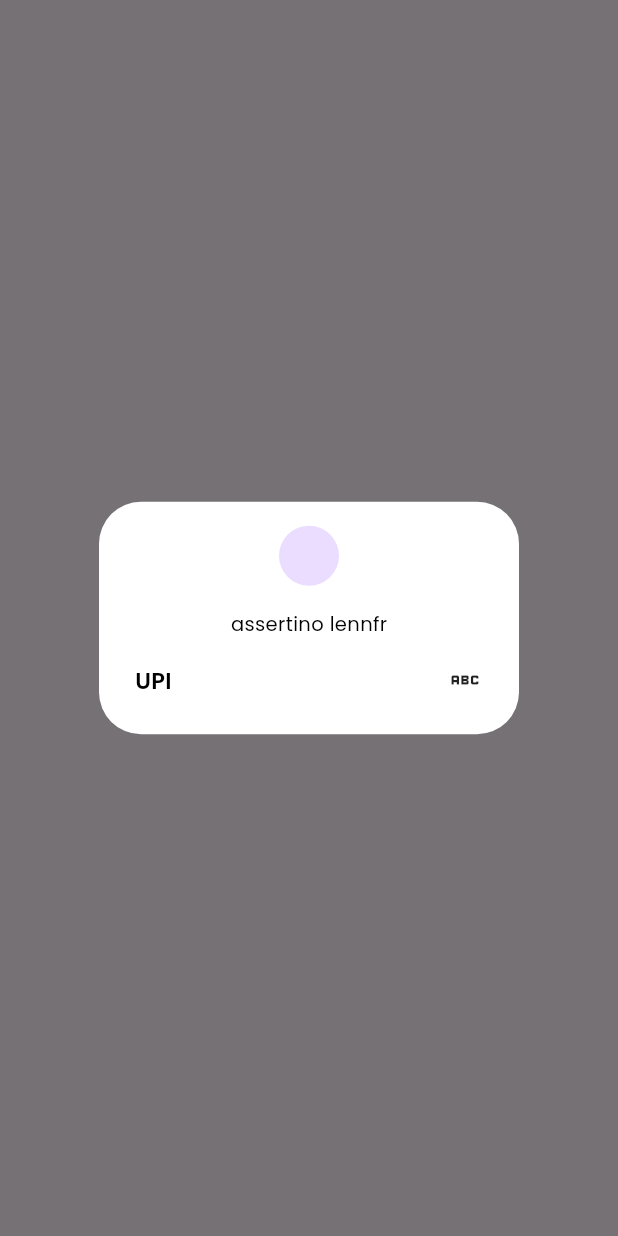
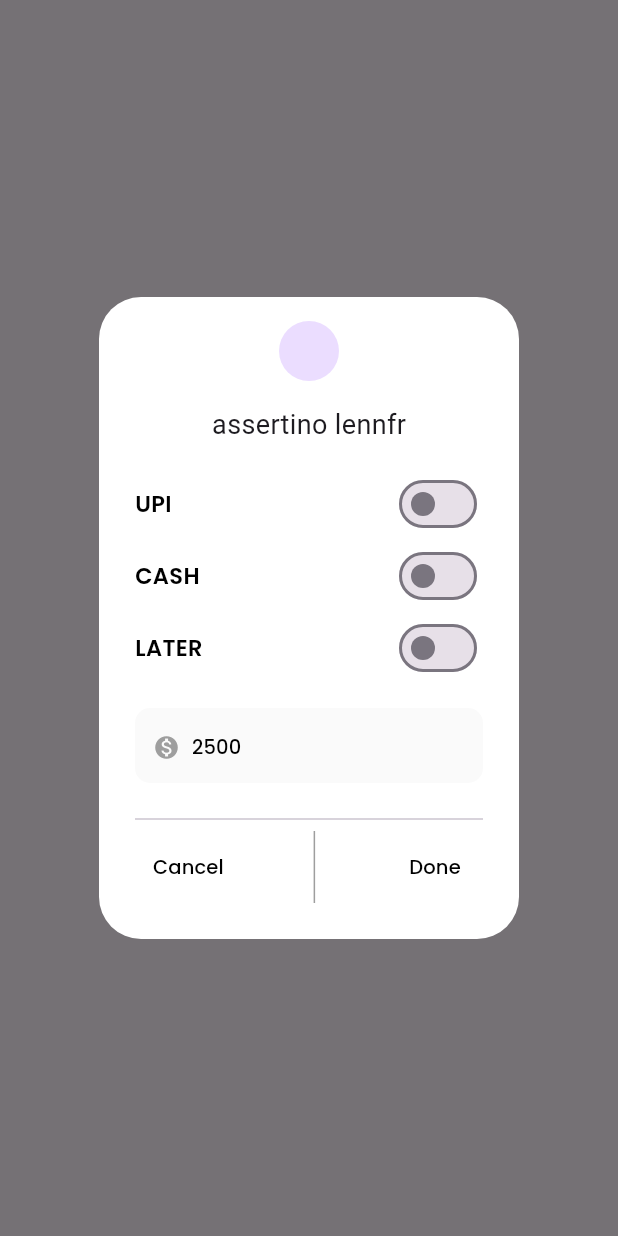
Before and after one commit to muhammadfazilkp/Mc_App, a Flutter app: what show() shows on an empty page, opened directly, on a phone screen of 412 x 824 dp. Run offline on Flutter 3.47's test engine with Material 3 defaults, Android fonts, the phone set to English and light mode, and no system bars; our stand-ins replace google_fonts, hive, hive_flutter; accounts and stored records are empty; network calls fail.

Commit message:
added the swich button

```diff
--- a/lib/home/view/home_screen/widget/pyment_diolog.dart
+++ b/lib/home/view/home_screen/widget/pyment_diolog.dart
@@ -1,9 +1,9 @@
-
 import 'package:flutter/material.dart';
 import 'package:mc_applicaton/home/core/core.dart';
+import 'package:mc_applicaton/home/viewmodel/visitors_provider/get_visitorsdata.dart';
+import 'package:provider/provider.dart';
 
-
-class  PaymentDialogBox {
+class PaymentDialogBox {
   static void show(BuildContext context) {
     final formKey = GlobalKey<FormState>();
     showDialog(
@@ -14,34 +14,106 @@ class  PaymentDialogBox {
           content: SingleChildScrollView(
             child: Form(
               key: formKey,
-                child: Column(children: [
+              child: Column(
+                children: [
                   const Align(
                     alignment: Alignment.center,
-                      child: CircleAvatar(radius: 20,)),
+                    child: CircleAvatar(radius: 20),
+                  ),
                   boxh,
-                  Align(
+                  const Align(
                     alignment: Alignment.topCenter,
                     child: Text(
                       'assertino lennfr',
-                      style: text,
+                      style: TextStyle(fontSize: 18),
                     ),
                   ),
                   boxh,
                   Row(
                     mainAxisAlignment: MainAxisAlignment.spaceBetween,
                     children: [
-                       Text('UPI',style: charactortext,),
-                       const  Icon(Icons.abc),
+                      Text('UPI', style: charactortext),
+                      Switch(
+                        activeColor: Colors.green,
+                        value: false,
+                        onChanged: (bool value) {},
+                      ),
+                    ],
+                  ),
+                  Row(
+                    mainAxisAlignment: MainAxisAlignment.spaceBetween,
+                    children: [
+                      Text('CASH', style: charactortext),
+                      Switch(
+                        value: false,
+                        onChanged: (bool value) {},
+                      ),
+                    ],
+                  ),
+                  Row(
+                    mainAxisAlignment: MainAxisAlignment.spaceBetween,
+                    children: [
+                      Text('LATER', style: charactortext),
+                      Switch(
+                        activeColor: Colors.green,
+                        value: Provider.of<GetvisitorsData>(context)
+                            .switchValue, // Set the initial value of the switch
+                        onChanged: (bool value) {
+                          Provider.of<GetvisitorsData>(context, listen: false)
+                              .buttonClick(value);
+                        },
+                      ),
+                    ],
+                  ),
+                  boxh,
+                  Container(
+                    height: 50,
+                    width: double.infinity,
+                    decoration: BoxDecoration(
+                        color: Colors.grey[50],
+                        borderRadius: BorderRadius.circular(10)),
+                    child: Align(
+                        alignment: Alignment.bottomLeft,
+                        child: TextButton.icon(
+                            onPressed: () {},
+                            icon: const Icon(
+                              Icons.monetization_on,
+                              color: Colors.grey,
+                            ),
+                            label: Text(
+                              '2500',
+                              style: text,
+                            ))),
+                  ),
+                    boxh,
+                  const Divider(),
 
-
-
+                  IntrinsicHeight(
+                    child: Row(
+                      mainAxisAlignment: MainAxisAlignment.spaceBetween,
+                      children: [
+                        TextButton(
+                            onPressed: () {},
+                            child: Text(
+                              'Cancel',
+                              style: text,
+                            )),
+                      Container(width: 1, color: Colors.black38),
+                        TextButton(
+                            onPressed: () {},
+                            child: Text(
+                              'Done',
+                              style: text,
+                            ))
                       ],
+                    ),
                   )
-
-                ]),
+                ],
+              ),
             ),
           ),
         );
-        });
+      },
+    );
   }
 }
--- a/lib/home/viewmodel/visitors_provider/get_visitorsdata.dart
+++ b/lib/home/viewmodel/visitors_provider/get_visitorsdata.dart
@@ -27,4 +27,16 @@ Future<List<Visitors>> getNotes() async {
     return box.values.toList();
   }
 
+   bool _switchValue = false; // Initial value
+
+  bool get switchValue => _switchValue;
+
+  void buttonClick(bool value) {
+    // Toggle the switch value
+    _switchValue = !_switchValue;
+
+    // Notify listeners to update the UI
+    notifyListeners();
+  }
+
 }
```
Also changed, not shown: lib/home/view/home_screen/homepage.dart (+45 -8 lines), lib/home/view/home_screen/widget/dilog.dart (+7 -5 lines). Lines whose indentation alone changed are shown as unchanged.
